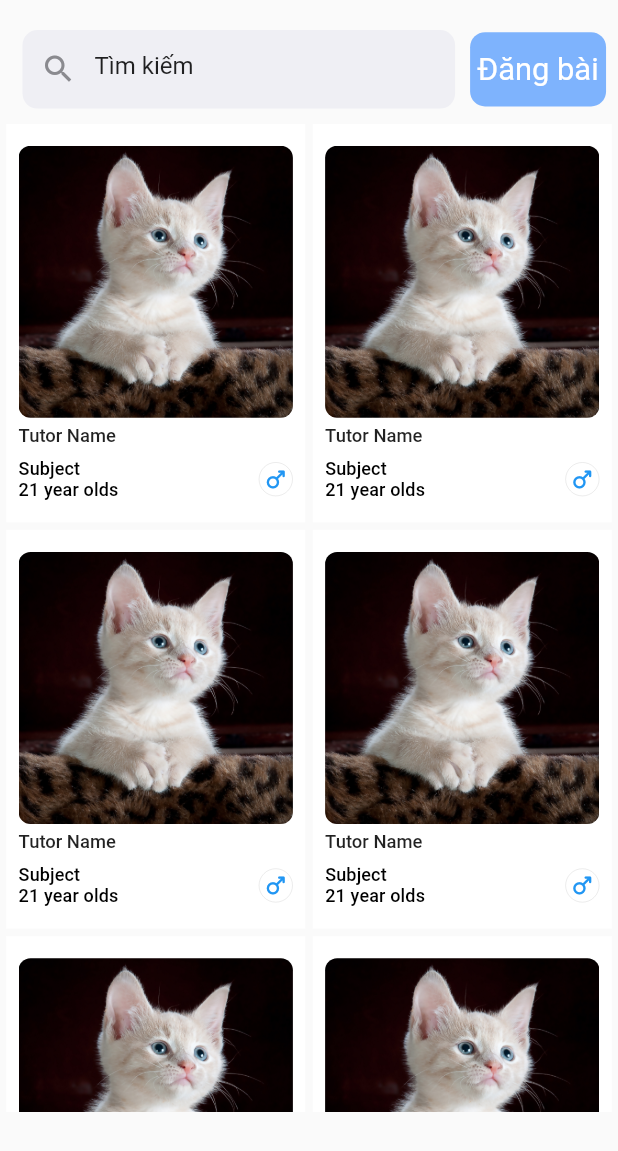
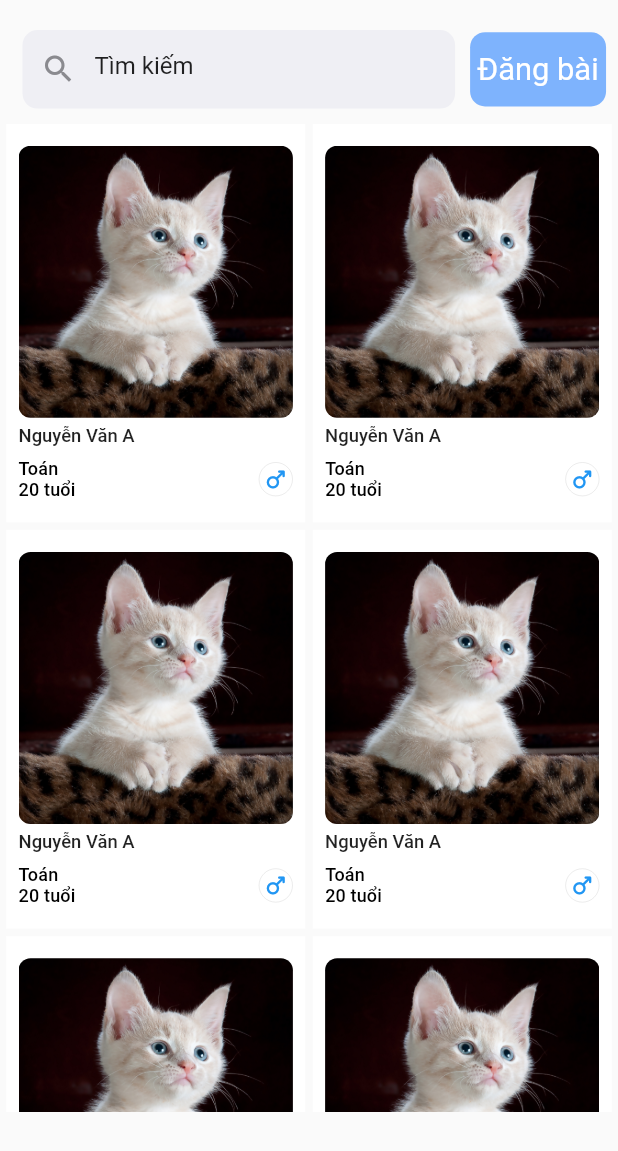
Before and after one commit to 19DTHA6-WibuTeam/app_hoc_sinh, a Flutter app: the StudentHome screen opened directly, on a phone screen of 412 x 824 dp. Shown: the top 1151 px of the screen. Run offline on Flutter 3.47's test engine with Material 2 defaults, Android fonts, the phone set to English and light mode, and no system bars; our stand-ins replace date_picker_timeline, flutter_datetime_picker, flutter_staggered_animations, get, image_picker, shared_preferences and 1 more; accounts and stored records are empty; Roboto replaces fonts that are missing (SourceSansPro).

Commit message:
update tutor detail

```diff
--- /dev/null
+++ b/lib/UI/student/home/Components/gender_icon.dart
@@ -0,0 +1,39 @@
+import 'package:flutter/material.dart';
+
+class GenderIcon extends StatefulWidget {
+  String gender;
+
+  GenderIcon({
+    Key? key,
+    required this.gender,
+  }) : super(key: key);
+  @override
+  State<GenderIcon> createState() => _RenderGenderIconState();
+}
+
+class _RenderGenderIconState extends State<GenderIcon> {
+  @override
+  Widget build(BuildContext context) {
+    String gender = widget.gender;
+
+    return Container(
+        decoration: BoxDecoration(
+            borderRadius: BorderRadius.circular(100),
+            border: Border.all(
+                width: 0.5, color: const Color.fromARGB(26, 0, 0, 0))),
+        child: Padding(
+          padding: const EdgeInsets.all(1.9),
+          child: gender == 'Male'
+              ? const Icon(
+                  Icons.male_rounded,
+                  color: Colors.blue,
+                  size: 18,
+                )
+              : const Icon(
+                  Icons.female_rounded,
+                  color: Colors.pink,
+                  size: 18,
+                ),
+        ));
+  }
+}
--- a/lib/UI/student/home/Components/tutor_card.dart
+++ b/lib/UI/student/home/Components/tutor_card.dart
@@ -1,13 +1,28 @@
+import 'package:doan_chuyen_nganh/UI/student/home/Components/gender_icon.dart';
+import 'package:doan_chuyen_nganh/UI/student/tutor_detail/tutor_detail.dart';
 import 'package:doan_chuyen_nganh/theme/images.dart';
 import 'package:flutter/material.dart';
+import 'package:get/get.dart';
 
 class TutorCard_Grid extends StatefulWidget {
   int listIndex;
+  String avatar;
+  String name;
+  String gender;
+  String subject;
+  int age;
+  int tutorId;
 
-  TutorCard_Grid({
-    Key? key,
-    required this.listIndex,
-  }) : super(key: key);
+  TutorCard_Grid(
+      {Key? key,
+      required this.listIndex,
+      required this.avatar,
+      required this.gender,
+      required this.name,
+      required this.subject,
+      required this.age,
+      required this.tutorId})
+      : super(key: key);
 
   @override
   State<TutorCard_Grid> createState() => _TutorCard_GridState();
@@ -23,7 +38,11 @@ class _TutorCard_GridState extends State<TutorCard_Grid> {
       decoration: const BoxDecoration(color: Colors.white),
       padding: EdgeInsets.symmetric(horizontal: maxWidth * 0.02),
       child: GestureDetector(
-        onTap: () {},
+        onTap: () {
+          Get.to(TutorDetail(
+            tutorId: widget.tutorId,
+          ));
+        },
         child: Column(
           crossAxisAlignment: CrossAxisAlignment.center,
           mainAxisAlignment: MainAxisAlignment.center,
@@ -34,8 +53,7 @@ class _TutorCard_GridState extends State<TutorCard_Grid> {
                   width: maxWidth * 0.7,
                   height: maxHeight * 0.22,
                   child: FittedBox(
-                      fit: BoxFit.fill,
-                      child: Image.asset(Images.imageDefault))),
+                      fit: BoxFit.fill, child: Image.asset(widget.avatar))),
             ),
             Padding(
                 padding: const EdgeInsets.only(top: 5, right: 9),
@@ -43,7 +61,7 @@ class _TutorCard_GridState extends State<TutorCard_Grid> {
                   mainAxisAlignment: MainAxisAlignment.spaceBetween,
                   children: [
                     Text(
-                      "Tutor Name",
+                      widget.name,
                       style: Theme.of(context).textTheme.titleLarge?.copyWith(
                           fontSize: 12.3, fontWeight: FontWeight.w500),
                     ),
@@ -61,7 +79,7 @@ class _TutorCard_GridState extends State<TutorCard_Grid> {
                       Align(
                           alignment: Alignment.centerLeft,
                           child: Text(
-                            "Subject",
+                            widget.subject,
                             style: Theme.of(context)
                                 .textTheme
                                 .titleSmall
@@ -72,7 +90,7 @@ class _TutorCard_GridState extends State<TutorCard_Grid> {
                       Align(
                           alignment: Alignment.centerLeft,
                           child: Text(
-                            '21 year olds',
+                            '${widget.age} tuổi',
                             style: Theme.of(context)
                                 .textTheme
                                 .titleSmall
@@ -80,7 +98,7 @@ class _TutorCard_GridState extends State<TutorCard_Grid> {
                           ))
                     ],
                   ),
-                  GenderIcon(gender: "Male"),
+                  GenderIcon(gender: widget.gender),
                 ],
               ),
             )
@@ -90,41 +108,3 @@ class _TutorCard_GridState extends State<TutorCard_Grid> {
     );
   }
 }
-
-class GenderIcon extends StatefulWidget {
-  String gender;
-
-  GenderIcon({
-    Key? key,
-    required this.gender,
-  }) : super(key: key);
-  @override
-  State<GenderIcon> createState() => _RenderGenderIconState();
-}
-
-class _RenderGenderIconState extends State<GenderIcon> {
-  @override
-  Widget build(BuildContext context) {
-    String gender = widget.gender;
-
-    return Container(
-        decoration: BoxDecoration(
-            borderRadius: BorderRadius.circular(100),
-            border: Border.all(
-                width: 0.5, color: const Color.fromARGB(26, 0, 0, 0))),
-        child: Padding(
-          padding: const EdgeInsets.all(1.9),
-          child: gender == 'Male'
-              ? const Icon(
-                  Icons.male_rounded,
-                  color: Colors.blue,
-                  size: 18,
-                )
-              : const Icon(
-                  Icons.female_rounded,
-                  color: Colors.pink,
-                  size: 18,
-                ),
-        ));
-  }
-}
--- /dev/null
+++ b/lib/UI/student/home/Components/tutor_gridview.dart
@@ -0,0 +1,50 @@
+import 'package:doan_chuyen_nganh/UI/student/home/Components/tutor_card.dart';
+import 'package:doan_chuyen_nganh/theme/images.dart';
+import 'package:flutter/material.dart';
+import 'package:flutter_staggered_animations/flutter_staggered_animations.dart';
+
+class StudentGridView extends StatelessWidget {
+  StudentGridView({
+    Key? key,
+  }) : super(key: key);
+
+  @override
+  Widget build(BuildContext context) {
+    final double mainWidth = MediaQuery.of(context).size.width;
+    final double mainheight = MediaQuery.of(context).size.height;
+    return SingleChildScrollView(
+      child: Container(
+        width: mainWidth * 0.9,
+        height: mainheight * 0.8,
+        padding: EdgeInsets.symmetric(horizontal: mainWidth * 0.01),
+        child: GridView.builder(
+            gridDelegate: const SliverGridDelegateWithFixedCrossAxisCount(
+                childAspectRatio: 0.75,
+                mainAxisSpacing: 5,
+                crossAxisSpacing: 5,
+                crossAxisCount: 2),
+            itemCount: 8,
+            itemBuilder: (BuildContext context, int index) {
+              return AnimationConfiguration.staggeredGrid(
+                columnCount: 2,
+                position: index,
+                child: ScaleAnimation(
+                  child: FadeInAnimation(
+                    delay: const Duration(milliseconds: 100),
+                    child: TutorCard_Grid(
+                      listIndex: index,
+                      age: 20,
+                      avatar: Images.imageDefault,
+                      subject: "Toán",
+                      name: "Nguyễn Văn A",
+                      gender: "Male",
+                      tutorId: 1,
+                    ),
+                  ),
+                ),
+              );
+            }),
+      ),
+    );
+  }
+}
--- a/lib/UI/student/home/student_home.dart
+++ b/lib/UI/student/home/student_home.dart
@@ -1,7 +1,9 @@
 import 'package:doan_chuyen_nganh/UI/student/home/Components/tutor_card.dart';
+import 'package:doan_chuyen_nganh/UI/student/home/Components/tutor_gridview.dart';
 import 'package:doan_chuyen_nganh/UI/student/student_post/student_post.dart';
 import 'package:doan_chuyen_nganh/theme/colors.dart';
 import 'package:doan_chuyen_nganh/theme/dimens.dart';
+import 'package:doan_chuyen_nganh/theme/images.dart';
 import 'package:doan_chuyen_nganh/widget/text_style.dart';
 import 'package:flutter/material.dart';
 import 'package:flutter_staggered_animations/flutter_staggered_animations.dart';
@@ -91,46 +93,11 @@ class _StudentHomeState extends State<StudentHome> {
               //height: mainHeight * 0.8,
               width: mainWidth,
               child: StudentGridView(),
-            )
+            ),
+            const SizedBox(height: Dimens.HEIGHT_50),
           ],
         )),
       ),
     );
   }
 }
-
-class StudentGridView extends StatelessWidget {
-  StudentGridView({Key? key}) : super(key: key);
-
-  @override
-  Widget build(BuildContext context) {
-    final double mainWidth = MediaQuery.of(context).size.width;
-    final double mainheight = MediaQuery.of(context).size.height;
-    return SingleChildScrollView(
-      child: Container(
-        width: mainWidth * 0.9,
-        height: mainheight * 0.8,
-        padding: EdgeInsets.symmetric(horizontal: mainWidth * 0.01),
-        child: GridView.builder(
-            gridDelegate: const SliverGridDelegateWithFixedCrossAxisCount(
-                childAspectRatio: 0.75,
-                mainAxisSpacing: 5,
-                crossAxisSpacing: 5,
-                crossAxisCount: 2),
-            itemCount: 8,
-            itemBuilder: (BuildContext context, int index) {
-              return AnimationConfiguration.staggeredGrid(
-                columnCount: 2,
-                position: index,
-                child: ScaleAnimation(
-                  child: FadeInAnimation(
-                    delay: const Duration(milliseconds: 100),
-                    child: TutorCard_Grid(listIndex: index),
-                  ),
-                ),
-              );
-            }),
-      ),
-    );
-  }
-}
```
Also changed, not shown: lib/UI/student/sign_up/sign_up_screen.dart (+6 -4 lines), lib/UI/student/tutor_detail/components/custom_dropdown_row.dart (added, +47 -0 lines), lib/UI/student/tutor_detail/components/custom_row.dart (added, +69 -0 lines), lib/UI/student/tutor_detail/tutor_detail.dart (added, +86 -0 lines), lib/api/base_client.dart (added, +73 -0 lines), lib/api/login.dart (added, +10 -0 lines), lib/api/logout.dart (added, +10 -0 lines), lib/manager/shared_preferences.dart (added, +32 -0 lines), lib/models/user.dart (added, +39 -0 lines).
